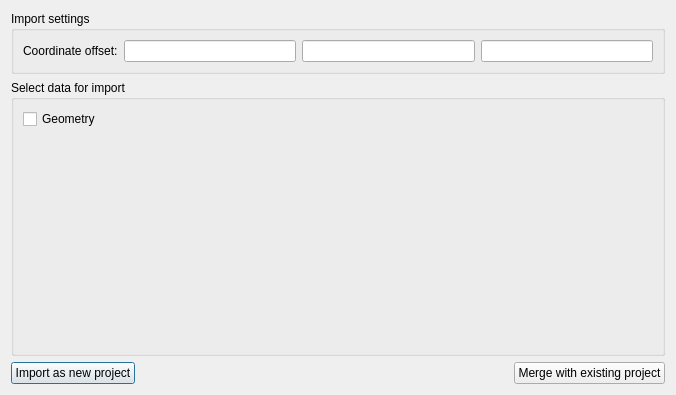
First picture: the form in SIM-VICUS/src/SVImportIDFDialog.ui, repository ghorwin/SIM-VICUS, before the edit.
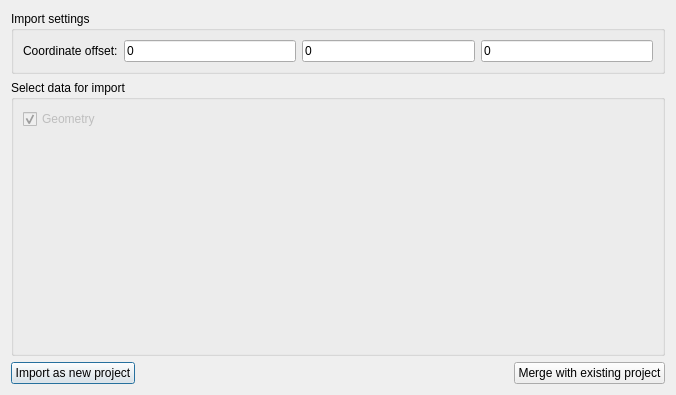
Second picture: the form after the edit.

Commit message: Minor improvements im IDF import dialog

Diff of the .ui file:
```diff
--- a/SIM-VICUS/src/SVImportIDFDialog.ui
+++ b/SIM-VICUS/src/SVImportIDFDialog.ui
@@ -28,13 +28,25 @@
        </widget>
       </item>
       <item row="0" column="1">
-       <widget class="QLineEdit" name="lineEdit"/>
+       <widget class="QLineEdit" name="lineEdit">
+        <property name="text">
+         <string>0</string>
+        </property>
+       </widget>
       </item>
       <item row="0" column="2">
-       <widget class="QLineEdit" name="lineEdit_2"/>
+       <widget class="QLineEdit" name="lineEdit_2">
+        <property name="text">
+         <string>0</string>
+        </property>
+       </widget>
       </item>
       <item row="0" column="3">
-       <widget class="QLineEdit" name="lineEdit_3"/>
+       <widget class="QLineEdit" name="lineEdit_3">
+        <property name="text">
+         <string>0</string>
+        </property>
+       </widget>
       </item>
      </layout>
     </widget>
@@ -47,9 +59,15 @@
      <layout class="QVBoxLayout" name="verticalLayout">
       <item>
        <widget class="QCheckBox" name="checkBox">
+        <property name="enabled">
+         <bool>false</bool>
+        </property>
         <property name="text">
          <string>Geometry</string>
         </property>
+        <property name="checked">
+         <bool>true</bool>
+        </property>
        </widget>
       </item>
       <item>
```
The commit also changes 1 other file.
